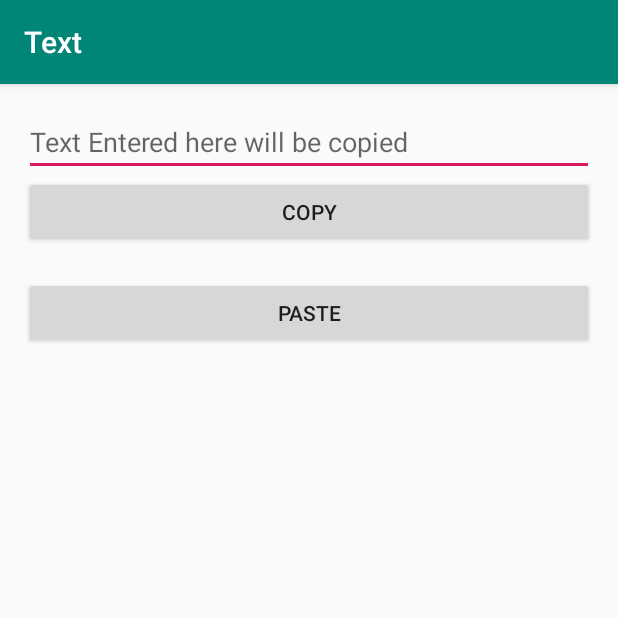
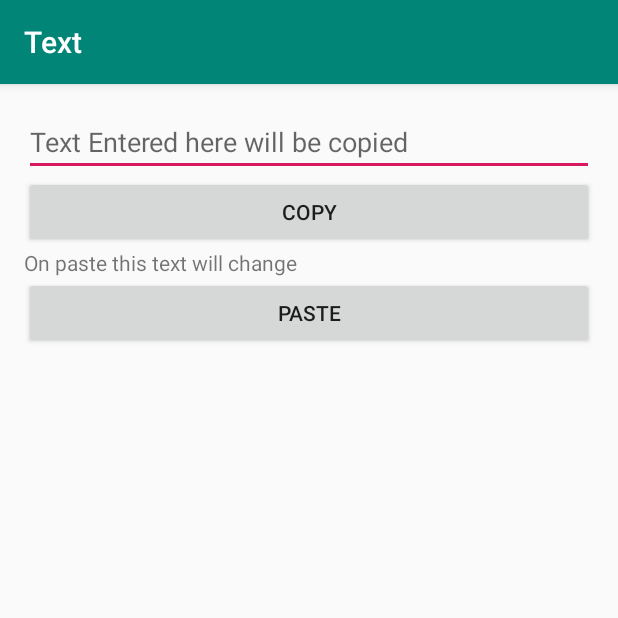
Before and after one commit to bgavinash/ClipBoardExample, an Android app: the TextCopyActivity screen opened directly, with no data from a screen before it, after a tap on "COPY", on a phone screen of 412 x 824 dp, the top half of it. Run offline under Robolectric (Android 15) with nearby library versions, the light colour scheme and no system bars.

Commit message:
Copy Text working

```diff
--- a/app/src/main/java/com/NUMAD/clipboardExample/TextCopyActivity.java
+++ b/app/src/main/java/com/NUMAD/clipboardExample/TextCopyActivity.java
@@ -12,14 +12,18 @@
 import androidx.appcompat.widget.Toolbar;
 
 import android.view.View;
+import android.widget.Button;
 import android.widget.EditText;
 import android.widget.TextView;
+
+import static android.content.ClipDescription.MIMETYPE_TEXT_PLAIN;
 
 public class TextCopyActivity extends AppCompatActivity {
 
     ClipboardManager clipboard;
     String pasteText;
 
+    Button pasteButton;
     @Override
     protected void onCreate(Bundle savedInstanceState) {
         super.onCreate(savedInstanceState);
@@ -27,7 +31,27 @@
         Toolbar toolbar = findViewById(R.id.toolbar);
         setSupportActionBar(toolbar);
         clipboard = (ClipboardManager)getSystemService(Context.CLIPBOARD_SERVICE);
+        pasteButton = findViewById(R.id.pasteTextButton);
+        // If the clipboard doesn't contain data, disable the paste menu item.
+// If it does contain data, decide if you can handle the data.
+        changePasteButtonVisibility();
 
+    }
+
+    private void changePasteButtonVisibility(){
+        if (!(clipboard.hasPrimaryClip())) {
+
+            pasteButton.setEnabled(false);
+
+        } else if (!(clipboard.getPrimaryClipDescription().hasMimeType(MIMETYPE_TEXT_PLAIN))) {
+
+            // This disables the paste menu item, since the clipboard has data but it is not plain text
+            pasteButton.setEnabled(false);
+        } else {
+
+            // This enables the paste menu item, since the clipboard contains plain text.
+            pasteButton.setEnabled(true);
+        }
     }
 
     public void copyText(View view) {
@@ -39,13 +63,17 @@
         // Set the clipboard's primary clip.
         clipboard.setPrimaryClip(clip);
 
+        changePasteButtonVisibility();
+
     }
 
     public void pasteText(View view) {
         ClipData.Item item = clipboard.getPrimaryClip().getItemAt(0);
-        pasteText = item.getText().toString();
-        TextView tv = view.getRootView().findViewById(R.id.destinationTextview);
-        tv.setText(pasteText);
+        if(item!= null) {
+            pasteText = item.getText().toString();
+            TextView tv = view.getRootView().findViewById(R.id.destinationTextview);
+            tv.setText(pasteText);
+        }
     }
 
 
--- a/app/src/main/res/layout/activity_text_copy.xml
+++ b/app/src/main/res/layout/activity_text_copy.xml
@@ -21,7 +21,56 @@
 
     </com.google.android.material.appbar.AppBarLayout>
 
-    <include layout="@layout/content_text_copy" />
+    <androidx.constraintlayout.widget.ConstraintLayout
+        android:layout_width="match_parent"
+        android:layout_height="match_parent"
+        app:layout_behavior="@string/appbar_scrolling_view_behavior"
+        tools:context=".TextCopyActivity">
+
+        <LinearLayout
+            android:id="@+id/activity_main"
+            android:layout_width="match_parent"
+            android:layout_height="match_parent"
+            android:orientation="vertical"
+            android:paddingBottom="@dimen/activity_vertical_margin"
+            android:paddingLeft="@dimen/activity_horizontal_margin"
+            android:paddingRight="@dimen/activity_horizontal_margin"
+            android:paddingTop="@dimen/activity_vertical_margin">
+
+
+            <EditText
+                android:id="@+id/sourceEditText"
+                android:layout_width="match_parent"
+                android:layout_height="wrap_content"
+                android:layout_gravity="center_horizontal"
+                android:hint="@string/text_to_copy"
+                android:inputType="text"/>
+
+            <Button
+                android:id="@+id/copyTextButton"
+                android:layout_width="match_parent"
+                android:layout_height="wrap_content"
+                android:layout_gravity="center_horizontal"
+                android:onClick="copyText"
+                android:text="@string/copy_button" />
+
+            <TextView
+                android:id="@+id/destinationTextview"
+                android:layout_width="match_parent"
+                android:layout_height="wrap_content"
+                android:layout_gravity="center_horizontal"
+                android:text="@string/paste_tv_hint" />
+
+            <Button
+                android:id="@+id/pasteTextButton"
+                android:layout_width="match_parent"
+                android:layout_height="wrap_content"
+                android:layout_gravity="center_horizontal"
+                android:onClick="pasteText"
+                android:text="@string/paste_button" />
+
+        </LinearLayout>
+    </androidx.constraintlayout.widget.ConstraintLayout>
 
 
 </androidx.coordinatorlayout.widget.CoordinatorLayout>
--- a/app/src/main/res/layout/content_text_copy.xml
+++ /dev/null
@@ -1,54 +0,0 @@
-<androidx.constraintlayout.widget.ConstraintLayout
-    xmlns:android="http://schemas.android.com/apk/res/android"
-    xmlns:tools="http://schemas.android.com/tools"
-    xmlns:app="http://schemas.android.com/apk/res-auto"
-    android:layout_width="match_parent"
-    android:layout_height="match_parent"
-    app:layout_behavior="@string/appbar_scrolling_view_behavior"
-    tools:showIn="@layout/activity_text_copy"
-    tools:context=".TextCopyActivity">
-
-    <LinearLayout xmlns:android="http://schemas.android.com/apk/res/android"
-        xmlns:tools="http://schemas.android.com/tools"
-        android:id="@+id/activity_main"
-        android:layout_width="match_parent"
-        android:layout_height="match_parent"
-        android:orientation="vertical"
-        android:paddingBottom="@dimen/activity_vertical_margin"
-        android:paddingLeft="@dimen/activity_horizontal_margin"
-        android:paddingRight="@dimen/activity_horizontal_margin"
-        android:paddingTop="@dimen/activity_vertical_margin">
-
-
-        <EditText
-            android:id="@+id/sourceEditText"
-            android:layout_width="match_parent"
-            android:layout_height="wrap_content"
-            android:layout_gravity="center_horizontal"
-            android:hint="@string/text_to_copy" />
-
-        <Button
-            android:id="@+id/copyTextButton"
-            android:layout_width="match_parent"
-            android:layout_height="wrap_content"
-            android:layout_gravity="center_horizontal"
-            android:onClick="copyText"
-            android:text="@string/copy_button" />
-
-        <TextView
-            android:id="@+id/destinationTextview"
-            android:layout_width="match_parent"
-            android:layout_height="wrap_content"
-            android:layout_gravity="center_horizontal"
-            android:text="@string/paste_tv_hint" />
-
-        <Button
-            android:id="@+id/pasteText"
-            android:layout_width="match_parent"
-            android:layout_height="wrap_content"
-            android:layout_gravity="center_horizontal"
-            android:onClick="pasteText"
-            android:text="@string/paste_button" />
-
-    </LinearLayout>
-    </androidx.constraintlayout.widget.ConstraintLayout>
```
Also changed, not shown: 1 other file.
